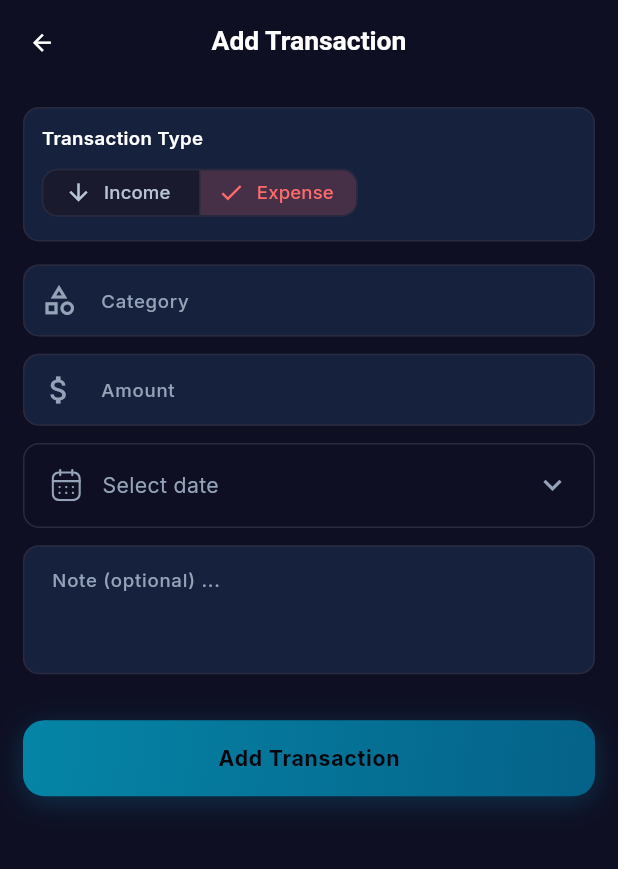
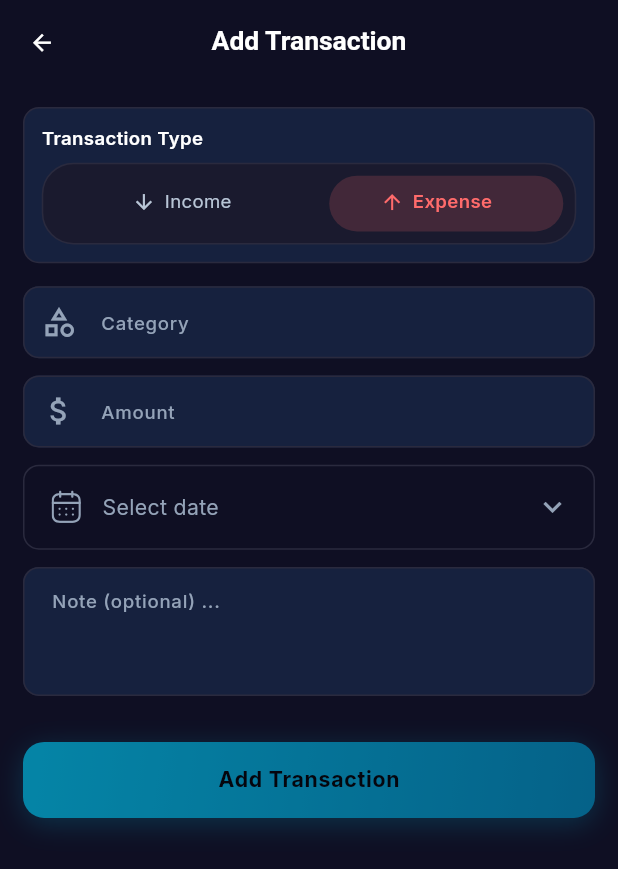
Before and after one commit to yunusaliyevxurshidbek/cashflow, a Flutter app: the AddPage screen opened by its route, on a phone screen of 412 x 824 dp. Shown: the top 869 px of the screen. Run offline on Flutter 3.47's test engine with Material 3 defaults, Android fonts, the phone set to English and light mode, and no system bars; our stand-ins replace animated_notch_bottom_bar, equatable, fl_chart, flutter_bloc, flutter_screenutil, flutter_svg and 3 more; accounts and stored records are empty.

Commit message:
button fixed

```diff
--- a/lib/features/transactions/presentation/pages/add_transaction_page/widgets/add_page_widget.dart
+++ b/lib/features/transactions/presentation/pages/add_transaction_page/widgets/add_page_widget.dart
@@ -8,6 +8,7 @@ import 'package:income_expense_tracker/core/constants/app_typography.dart';
 import 'package:income_expense_tracker/features/transactions/domain/entities/transaction_entity.dart';
 import 'package:income_expense_tracker/features/transactions/presentation/bloc/transaction/transaction_bloc.dart';
 import 'package:income_expense_tracker/features/transactions/presentation/bloc/transaction/transaction_event.dart';
+import 'package:income_expense_tracker/features/transactions/presentation/pages/add_transaction_page/widgets/switchable_buttons.dart';
 import 'package:income_expense_tracker/features/transactions/presentation/widgets/custom_snacbar.dart';
 import 'package:uuid/uuid.dart';
 import '../../../bloc/balance/balance_bloc.dart';
@@ -82,47 +83,14 @@ class _AddPageWidgetState extends State<AddPageWidget> {
                       .copyWith(fontSize: 14.sp),
                 ),
                 AppSpacing.verticalSm,
-                SegmentedButton<TransactionType>(
-                  segments: const [
-                    ButtonSegment(
-                      value: TransactionType.income,
-                      label: Text('Income'),
-                      icon: Icon(Icons.arrow_downward),
-                    ),
-                    ButtonSegment(
-                      value: TransactionType.expense,
-                      label: Text('Expense'),
-                      icon: Icon(Icons.arrow_upward),
-                    ),
-                  ],
-                  selected: {_type},
-                  onSelectionChanged: (s) => setState(() => _type = s.first),
-                  style: ButtonStyle(
-                    visualDensity: VisualDensity.compact,
-                    padding: WidgetStateProperty.all(
-                      const EdgeInsets.symmetric(horizontal: 12, vertical: 10),
-                    ),
-                    backgroundColor: WidgetStateProperty.resolveWith((states) {
-                      if (states.contains(WidgetState.selected)) {
-                        return _type == TransactionType.income
-                            ? AppColors.income.withAlpha(52)
-                            : AppColors.expense.withAlpha(52);
-                      }
-                      return AppColors.surface;
-                    }),
-                    foregroundColor: WidgetStateProperty.resolveWith((states) {
-                      if (states.contains(WidgetState.selected)) {
-                        return _type == TransactionType.income
-                            ? AppColors.income
-                            : AppColors.expense;
-                      }
-                      return AppColors.secondaryText;
-                    }),
-                  ),
+                TransactionTypeSwitch(
+                  selected: _type,
+                  onChanged: (v) => setState(() => _type = v),
                 ),
               ],
             ),
           ),
+
           AppSpacing.verticalLg,
 
           // category_field:
--- /dev/null
+++ b/lib/features/transactions/presentation/pages/add_transaction_page/widgets/switchable_buttons.dart
@@ -0,0 +1,108 @@
+import 'package:flutter/material.dart';
+import 'package:flutter_screenutil/flutter_screenutil.dart';
+import '../../../../../../core/constants/app_colors.dart';
+import '../../../../../../core/constants/app_spacing.dart';
+import '../../../../../../core/constants/app_typography.dart';
+import '../../../../domain/entities/transaction_entity.dart';
+
+class TransactionTypeSwitch extends StatelessWidget {
+  final TransactionType selected;
+  final ValueChanged<TransactionType> onChanged;
+
+  const TransactionTypeSwitch({
+    super.key,
+    required this.selected,
+    required this.onChanged,
+  });
+
+  @override
+  Widget build(BuildContext context) {
+    final isIncome = selected == TransactionType.income;
+
+    return Container(
+      padding: EdgeInsets.all(AppSpacing.sm),
+      decoration: BoxDecoration(
+        color: AppColors.surface,
+        borderRadius: BorderRadius.circular(AppSpacing.radiusXl),
+        border: Border.all(color: AppColors.border),
+      ),
+      child: Stack(
+        children: [
+          AnimatedAlign(
+            duration: const Duration(milliseconds: 300),
+            alignment: isIncome ? Alignment.centerLeft : Alignment.centerRight,
+            curve: Curves.easeInOut,
+            child: Container(
+              width: (MediaQuery.of(context).size.width - 100) / 2,
+              height: 42.h,
+              decoration: BoxDecoration(
+                color: isIncome
+                    ? AppColors.income.withAlpha(45)
+                    : AppColors.expense.withAlpha(45),
+                borderRadius: BorderRadius.circular(AppSpacing.radiusXl),
+              ),
+            ),
+          ),
+
+          Row(
+            mainAxisAlignment: MainAxisAlignment.spaceBetween,
+            children: [
+              _buildOption(
+                context,
+                icon: Icons.arrow_downward,
+                label: 'Income',
+                active: isIncome,
+                color: AppColors.income,
+                onTap: () => onChanged(TransactionType.income),
+              ),
+              _buildOption(
+                context,
+                icon: Icons.arrow_upward,
+                label: 'Expense',
+                active: !isIncome,
+                color: AppColors.expense,
+                onTap: () => onChanged(TransactionType.expense),
+              ),
+            ],
+          ),
+        ],
+      ),
+    );
+  }
+
+  Widget _buildOption(
+      BuildContext context, {
+        required IconData icon,
+        required String label,
+        required bool active,
+        required Color color,
+        required VoidCallback onTap,
+      }) {
+    return Expanded(
+      child: InkWell(
+        borderRadius: BorderRadius.circular(AppSpacing.radiusXl),
+        onTap: onTap,
+        child: Padding(
+          padding: EdgeInsets.symmetric(vertical: 10.h),
+          child: Row(
+            mainAxisAlignment: MainAxisAlignment.center,
+            children: [
+              Icon(icon,
+                  size: 18.sp,
+                  color: active ? color : AppColors.secondaryText),
+              SizedBox(width: 6.w),
+              Text(
+                label,
+                style: AppTypography.cardTitle(context).copyWith(
+                  fontSize: 14.sp,
+                  color: active ? color : AppColors.secondaryText,
+                  fontWeight: active ? FontWeight.w600 : FontWeight.w400,
+                ),
+              ),
+            ],
+          ),
+        ),
+      ),
+    );
+  }
+}
```
